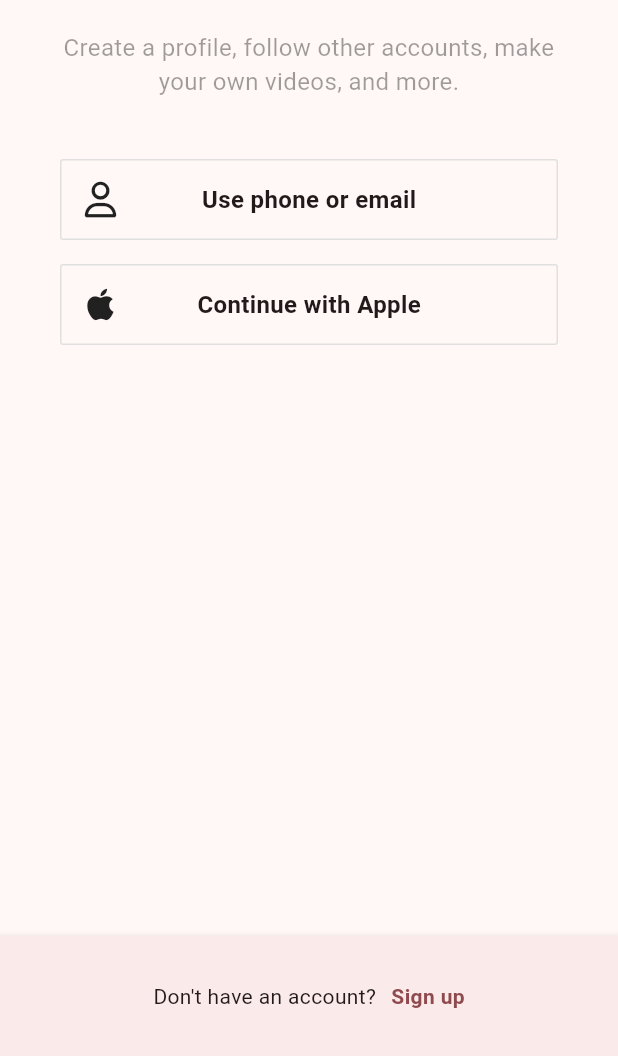
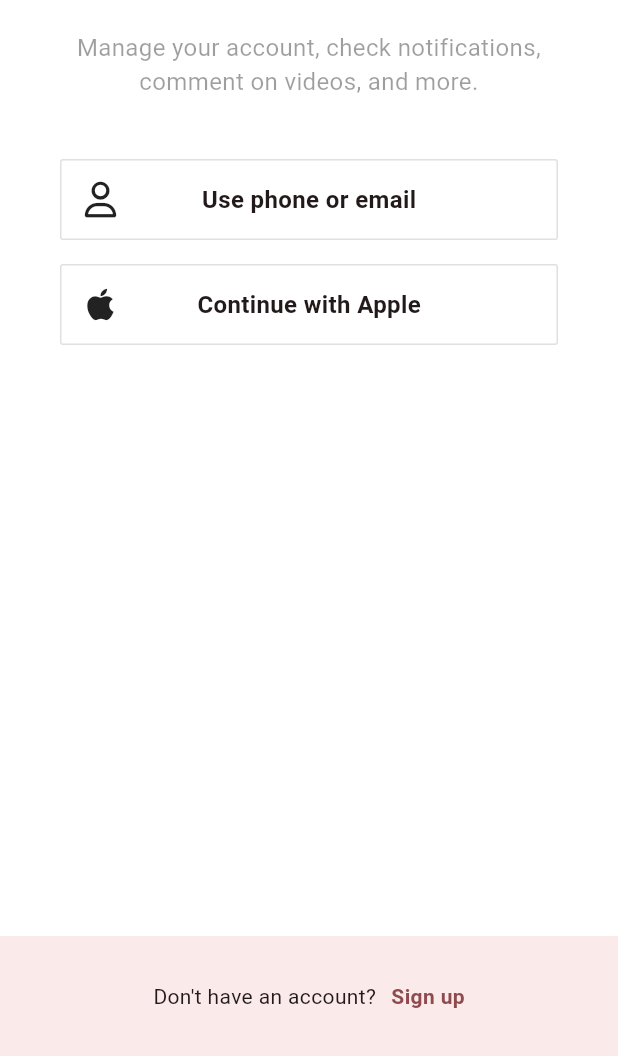
Before and after one commit to Jinwook-Song/tiktok_v2, a Flutter app: the screen it shows after launch, after a tap on "Log in", on a phone screen of 412 x 824 dp, the part 180-1236 px from its top. Run offline on Flutter 3.47's test engine with Material 2 defaults, Android fonts, the phone set to English and light mode, and no system bars; our stand-ins replace font_awesome_flutter.

Commit message:
style: global theme

```diff
--- a/lib/features/authentication/login_screen.dart
+++ b/lib/features/authentication/login_screen.dart
@@ -7,7 +7,7 @@ import 'package:tiktok_v2/features/authentication/widgets/auth_button.dart';
 class LoginScreen extends StatelessWidget {
   const LoginScreen({super.key});
 
-  void onSignupTap(BuildContext context) {
+  void _onSignupTap(BuildContext context) {
     Navigator.of(context).pop();
   }
 
@@ -31,7 +31,7 @@ class LoginScreen extends StatelessWidget {
               ),
               Gaps.v20,
               Text(
-                'Create a profile, follow other accounts, make your own videos, and more.',
+                'Manage your account, check notifications, comment on videos, and more.',
                 textAlign: TextAlign.center,
                 style: TextStyle(
                   fontSize: Sizes.size16,
@@ -54,7 +54,6 @@ class LoginScreen extends StatelessWidget {
       ),
       bottomNavigationBar: BottomAppBar(
         surfaceTintColor: Colors.grey.shade200,
-        shadowColor: Theme.of(context).primaryColor,
         elevation: 5,
         child: Row(
           mainAxisAlignment: MainAxisAlignment.center,
@@ -64,7 +63,7 @@ class LoginScreen extends StatelessWidget {
             ),
             Gaps.h10,
             GestureDetector(
-              onTap: () => onSignupTap(context),
+              onTap: () => _onSignupTap(context),
               child: Text(
                 'Sign up',
                 style: TextStyle(
--- a/lib/features/authentication/sign_up_screen.dart
+++ b/lib/features/authentication/sign_up_screen.dart
@@ -2,13 +2,14 @@ import 'package:flutter/material.dart';
 import 'package:font_awesome_flutter/font_awesome_flutter.dart';
 import 'package:tiktok_v2/constants/gaps.dart';
 import 'package:tiktok_v2/constants/sizes.dart';
+import 'package:tiktok_v2/features/authentication/email_screen.dart';
 import 'package:tiktok_v2/features/authentication/login_screen.dart';
 import 'package:tiktok_v2/features/authentication/widgets/auth_button.dart';
 
 class SignUpScreen extends StatelessWidget {
   const SignUpScreen({super.key});
 
-  void onLoginTap(BuildContext context) {
+  void _onLoginTap(BuildContext context) {
     Navigator.of(context).push(
       MaterialPageRoute(
         builder: (context) => const LoginScreen(),
@@ -16,18 +17,26 @@ class SignUpScreen extends StatelessWidget {
     );
   }
 
+  void _onEmailTap(BuildContext context) {
+    Navigator.of(context).push(
+      MaterialPageRoute(
+        builder: (context) => const EmailScreen(),
+      ),
+    );
+  }
+
   @override
   Widget build(BuildContext context) {
     return Scaffold(
-      body: const SafeArea(
+      body: SafeArea(
         child: Padding(
-          padding: EdgeInsets.symmetric(
+          padding: const EdgeInsets.symmetric(
             horizontal: Sizes.size40,
           ),
           child: Column(
             children: [
               Gaps.v80,
-              Text(
+              const Text(
                 'Sign up for TikTok',
                 style: TextStyle(
                   fontSize: Sizes.size28,
@@ -35,7 +44,7 @@ class SignUpScreen extends StatelessWidget {
                 ),
               ),
               Gaps.v20,
-              Text(
+              const Text(
                 'Create a profile, follow other accounts, make your own videos, and more.',
                 textAlign: TextAlign.center,
                 style: TextStyle(
@@ -46,10 +55,11 @@ class SignUpScreen extends StatelessWidget {
               Gaps.v40,
               AuthButton(
                 text: 'Use phone or email',
-                icon: Icon(FontAwesomeIcons.user),
+                icon: const Icon(FontAwesomeIcons.user),
+                onAuthButtonTap: () => _onEmailTap(context),
               ),
               Gaps.v16,
-              AuthButton(
+              const AuthButton(
                 text: 'Continue with Apple',
                 icon: Icon(FontAwesomeIcons.apple),
               ),
@@ -59,7 +69,6 @@ class SignUpScreen extends StatelessWidget {
       ),
       bottomNavigationBar: BottomAppBar(
         surfaceTintColor: Colors.grey.shade200,
-        shadowColor: Theme.of(context).primaryColor,
         elevation: 5,
         child: Row(
           mainAxisAlignment: MainAxisAlignment.center,
@@ -69,7 +78,7 @@ class SignUpScreen extends StatelessWidget {
             ),
             Gaps.h10,
             GestureDetector(
-              onTap: () => onLoginTap(context),
+              onTap: () => _onLoginTap(context),
               child: Text(
                 'Log in',
                 style: TextStyle(
--- a/lib/features/authentication/widgets/auth_button.dart
+++ b/lib/features/authentication/widgets/auth_button.dart
@@ -4,17 +4,21 @@ import 'package:tiktok_v2/constants/sizes.dart';
 class AuthButton extends StatelessWidget {
   final String text;
   final Icon icon;
+  final Function()? onAuthButtonTap;
 
   const AuthButton({
     super.key,
     required this.text,
     required this.icon,
+    this.onAuthButtonTap,
   });
 
   @override
   Widget build(BuildContext context) {
     // 부모 크기에 비례해 크기를 결정
-    return FractionallySizedBox(
+    return GestureDetector(
+      onTap: onAuthButtonTap,
+      child: FractionallySizedBox(
         widthFactor: 1,
         child: Container(
           padding: const EdgeInsets.all(Sizes.size14),
@@ -43,6 +47,7 @@ class AuthButton extends StatelessWidget {
             ],
           ),
         ),
+      ),
     );
   }
 }
--- a/lib/main.dart
+++ b/lib/main.dart
@@ -1,4 +1,5 @@
 import 'package:flutter/material.dart';
+import 'package:tiktok_v2/constants/sizes.dart';
 import 'package:tiktok_v2/features/authentication/sign_up_screen.dart';
 
 void main() {
@@ -18,6 +19,15 @@ class TikTokApp extends StatelessWidget {
           colorScheme: ColorScheme.fromSeed(
             seedColor: const Color(0xFFE9435A),
           ),
+          appBarTheme: const AppBarTheme(
+              foregroundColor: Colors.black,
+              backgroundColor: Colors.white,
+              titleTextStyle: TextStyle(
+                color: Colors.black,
+                fontSize: Sizes.size16,
+                fontWeight: FontWeight.w700,
+              )),
+          scaffoldBackgroundColor: Colors.white,
         ),
         home: const SignUpScreen());
   }
```
Also changed, not shown: lib/features/authentication/email_screen.dart (added, +12 -0 lines). Lines whose indentation alone changed are shown as unchanged.
